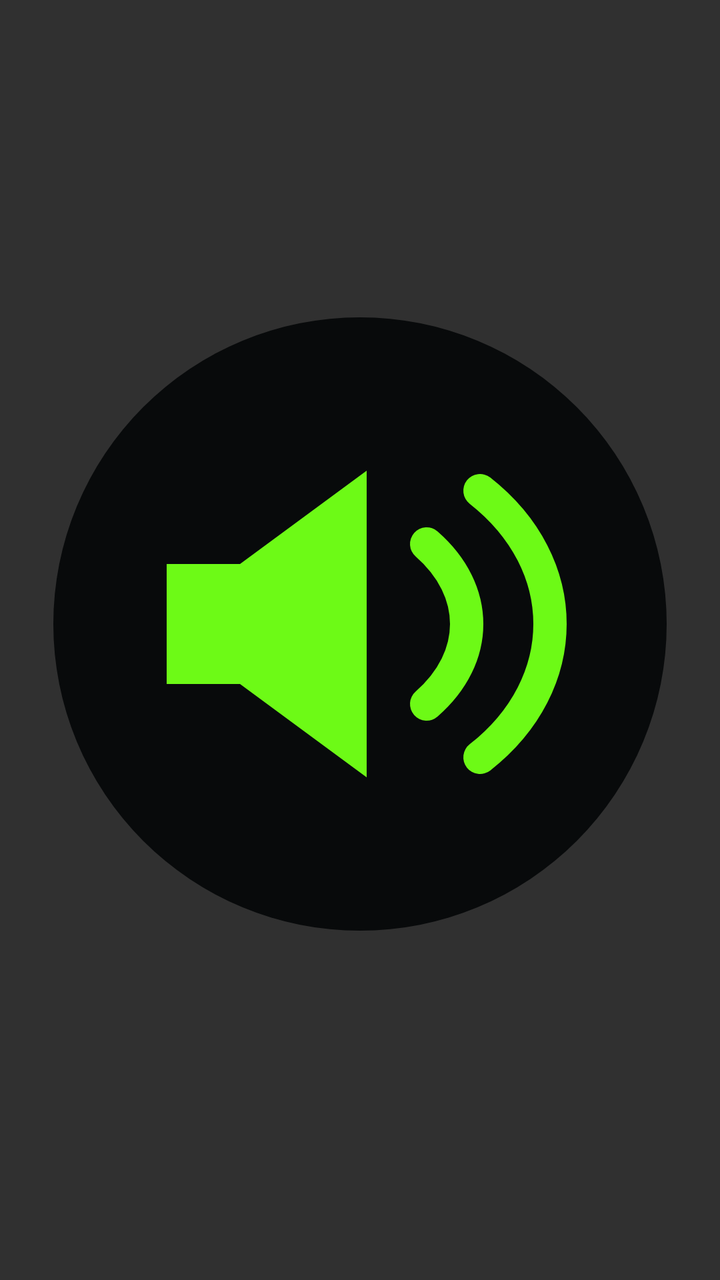
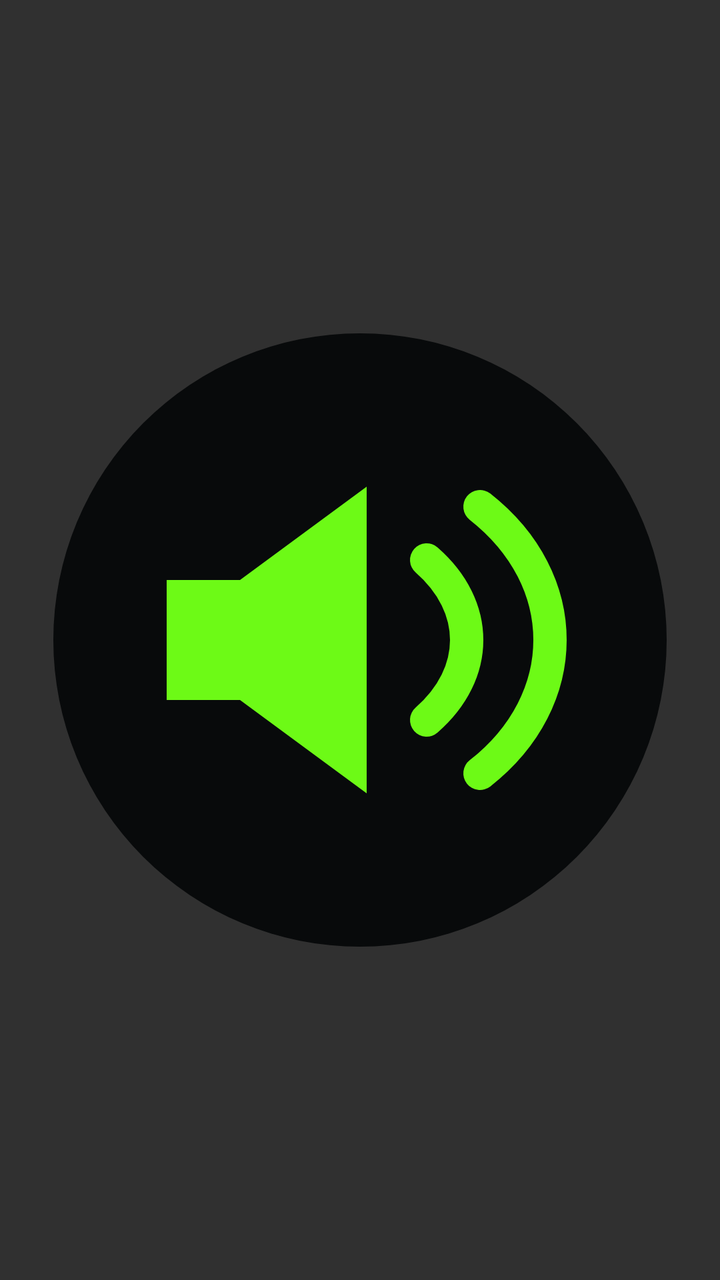

An Android layout rendered at two revisions. The XML below is the earlier revision; the diff shows what the commit changed to produce the second picture.
<!-- AndroidManifest.xml: application theme Theme.Tilezz -->
<!-- res/layout/mode_widget.xml -->
<?xml version="1.0" encoding="utf-8"?>
<FrameLayout xmlns:android="http://schemas.android.com/apk/res/android"
    android:layout_width="match_parent"
    android:layout_height="match_parent">
    <ImageView
        android:id="@+id/mode_widget_icon"
        android:layout_width="match_parent"
        android:layout_height="match_parent"
        android:contentDescription="@string/state_sound"
        android:paddingBottom="16dp"
        android:scaleType="fitCenter"
        android:src="@drawable/ic_mode_sound" />
</FrameLayout>
<!-- resources referenced by this layout -->
<resources>
  <!-- drawable ic_mode_sound (drawable) -->
  <?xml version="1.0" encoding="utf-8"?>
  <vector xmlns:android="http://schemas.android.com/apk/res/android"
      android:width="108dp" android:height="108dp"
      android:viewportWidth="108" android:viewportHeight="108">
      <path android:fillColor="#080A0B" android:pathData="M54,8 A46,46 0,1 1,54 100 A46,46 0,1 1,54 8" />
      <path android:fillColor="#6DFA16" android:pathData="M25,45 L36,45 L55,31 L55,77 L36,63 L25,63 Z" />
      <path android:fillColor="@android:color/transparent" android:strokeColor="#6DFA16"
          android:strokeWidth="5" android:strokeLineCap="round"
          android:pathData="M64,42 C72,49 72,59 64,66" />
      <path android:fillColor="@android:color/transparent" android:strokeColor="#6DFA16"
          android:strokeWidth="5" android:strokeLineCap="round"
          android:pathData="M72,34 C86,45 86,63 72,74" />
  </vector>
  <string name="state_sound">Sound</string>
  <style name="Theme.Tilezz" parent="android:style/Theme.Material.NoActionBar">
          <item name="android:fontFamily">sans</item>
          <item name="android:colorAccent">#8EA2FF</item>
          <item name="android:navigationBarColor">#090B12</item>
          <item name="android:statusBarColor">#090B12</item>
          <item name="android:windowLightStatusBar">false</item>
          <item name="android:windowLightNavigationBar">false</item>
      </style>
</resources>

<!-- the commit's change to res/layout/mode_widget.xml (unified diff, before → after) -->
@@ -1,13 +1,13 @@
 <?xml version="1.0" encoding="utf-8"?>
 <FrameLayout xmlns:android="http://schemas.android.com/apk/res/android"
+    android:id="@+id/mode_widget_root"
     android:layout_width="match_parent"
     android:layout_height="match_parent">
     <ImageView
         android:id="@+id/mode_widget_icon"
         android:layout_width="match_parent"
         android:layout_height="match_parent"
-        android:contentDescription="@string/state_sound"
-        android:paddingBottom="16dp"
+        android:importantForAccessibility="no"
         android:scaleType="fitCenter"
         android:src="@drawable/ic_mode_sound" />
 </FrameLayout>
<!-- resource entries referenced after the edit -->
@@ -14,7 +14,6 @@
           android:strokeWidth="5" android:strokeLineCap="round"
           android:pathData="M72,34 C86,45 86,63 72,74" />
   </vector>
-  <string name="state_sound">Sound</string>
   <style name="Theme.Tilezz" parent="android:style/Theme.Material.NoActionBar">
           <item name="android:fontFamily">sans</item>
           <item name="android:colorAccent">#8EA2FF</item>
